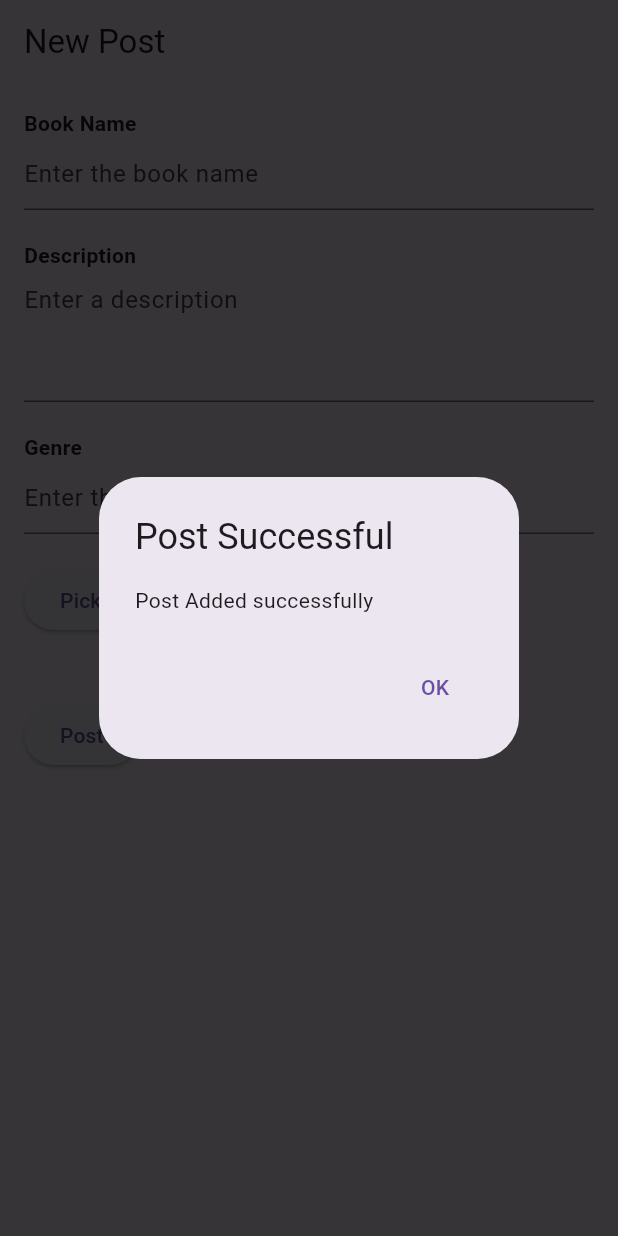
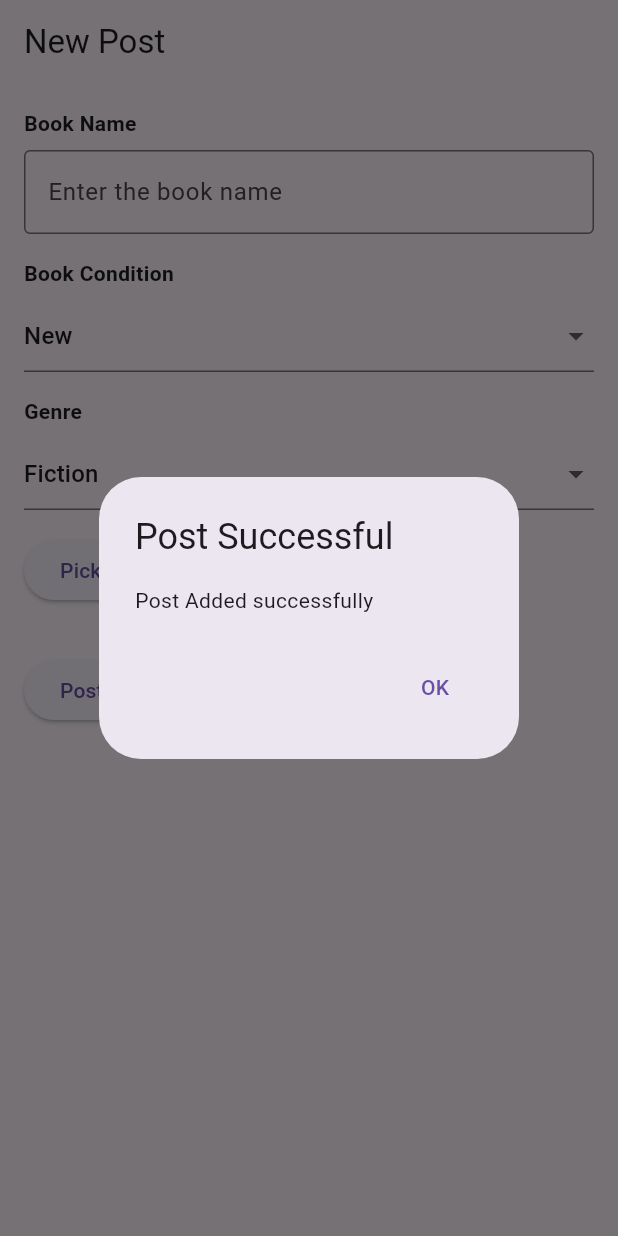
Before and after one commit to haisemishere/LitXChange, a Flutter app: the AddPage screen opened directly, after a tap on "Post", on a phone screen of 412 x 824 dp. Run offline on Flutter 3.47's test engine with Material 3 defaults, Android fonts, the phone set to English and light mode, and no system bars; our stand-ins replace cloud_firestore, firebase_auth, firebase_core, firebase_storage, image_picker; accounts and stored records are empty.

Commit message:
add post front end fixed

```diff
--- a/litxchange/lib/screens/add.dart
+++ b/litxchange/lib/screens/add.dart
@@ -32,9 +32,64 @@ class AddPage extends StatefulWidget {
 
 class _AddPageState extends State<AddPage> {
   final TextEditingController _bookNameController = TextEditingController();
-  final TextEditingController _descriptionController = TextEditingController();
-  final TextEditingController _genreController = TextEditingController();
+  String _selectedCondition = 'New'; // Default selected condition
+  String _selectedGenre = 'Fiction'; // Default selected genre
   File? _image;
+
+  final List<String> _conditionItems = ['New', 'Like New', 'Very Good', 'Good', 'Acceptable'];
+
+  final List<String> _genreItems = [
+    'Fiction',
+    'Non-fiction',
+    'Mystery',
+    'Thriller',
+    'Science Fiction (Sci-Fi)',
+    'Fantasy',
+    'Romance',
+    'Historical Fiction',
+    'Horror',
+    'Adventure',
+    'Crime',
+    'Biography',
+    'Autobiography',
+    'Memoir',
+    'Young Adult (YA)',
+    "Children's",
+    'Comedy',
+    'Satire',
+    'Poetry',
+    'Drama',
+    'Self-help',
+    'Business',
+    'Travel',
+    'Science',
+    'Philosophy',
+    'Psychology',
+    'Religion/Spirituality',
+    'Cookbooks',
+    'Art/Photography',
+    'Graphic Novels/Comics',
+    'Music',
+    'Sports',
+    'Health/Fitness',
+    'Education',
+    'Technology',
+    'Parenting/Family',
+    'LGBTQ+',
+    'Military/War',
+    'Supernatural/Paranormal',
+    'Western',
+    'Urban',
+    'Environmental',
+    'Dystopian',
+    'Utopian',
+    'Post-Apocalyptic',
+    'Steampunk',
+    'Cyberpunk',
+    'Gothic',
+    'Bildungsroman (Coming-of-age)',
+    'Experimental/Avant-Garde',
+  ];
 
   Future<void> _getImage() async {
     final picker = ImagePicker();
@@ -54,7 +109,8 @@ class _AddPageState extends State<AddPage> {
       appBar: AppBar(
         title: Text('New Post'),
       ),
-      body: SingleChildScrollView( // Make the content scrollable
+      body: SingleChildScrollView( // Wrap the entire content with SingleChildScrollView
+        child: Padding(
           padding: EdgeInsets.all(16.0),
           child: Column(
             crossAxisAlignment: CrossAxisAlignment.start,
@@ -63,52 +119,76 @@ class _AddPageState extends State<AddPage> {
                 'Book Name',
                 style: TextStyle(fontWeight: FontWeight.bold),
               ),
+              SizedBox(height: 8),
               TextFormField(
                 controller: _bookNameController,
                 decoration: InputDecoration(
                   hintText: 'Enter the book name',
+                  border: OutlineInputBorder(),
                 ),
               ),
-            SizedBox(height: 20),
+              SizedBox(height: 16),
               Text(
-              'Description',
+                'Book Condition',
                 style: TextStyle(fontWeight: FontWeight.bold),
               ),
-            TextFormField(
-              controller: _descriptionController,
-              maxLines: 3,
-              decoration: InputDecoration(
-                hintText: 'Enter a description',
+              SizedBox(height: 8),
+              DropdownButtonFormField<String>(
+                value: _selectedCondition,
+                onChanged: (newValue) {
+                  setState(() {
+                    _selectedCondition = newValue!;
+                  });
+                },
+                items: _conditionItems.map((condition) {
+                  return DropdownMenuItem<String>(
+                    value: condition,
+                    child: Text(condition),
+                  );
+                }).toList(),
               ),
-            ),
-            SizedBox(height: 20),
+              SizedBox(height: 16),
               Text(
                 'Genre',
                 style: TextStyle(fontWeight: FontWeight.bold),
               ),
-            TextFormField(
-              controller: _genreController,
-              decoration: InputDecoration(
-                hintText: 'Enter the genre',
+              SizedBox(height: 8),
+              DropdownButtonFormField<String>(
+                value: _selectedGenre,
+                onChanged: (newValue) {
+                  setState(() {
+                    _selectedGenre = newValue!;
+                  });
+                },
+                items: _genreItems.map((genre) {
+                  return DropdownMenuItem<String>(
+                    value: genre,
+                    child: Text(genre),
+                  );
+                }).toList(),
               ),
-            ),
-            SizedBox(height: 20),
+              SizedBox(height: 16),
               ElevatedButton(
                 onPressed: _getImage,
                 child: Text('Pick Image'),
               ),
-            SizedBox(height: 20),
+              SizedBox(height: 16),
               _image != null
                   ? Container(
-              // Constrain the size of the image
-              height: 200, // Set a fixed height for the image
-              child: Image.file(_image!, fit: BoxFit.cover), // Adjust the fit as needed
+                height: 200,
+                width: double.infinity,
+                decoration: BoxDecoration(
+                  borderRadius: BorderRadius.circular(8.0),
+                  image: DecorationImage(
+                    image: FileImage(_image!),
+                    fit: BoxFit.cover,
+                  ),
+                ),
               )
-                : SizedBox(height: 2, width: 2),
-            SizedBox(height: 20),
+                  : SizedBox.shrink(),
+              SizedBox(height: 16),
               ElevatedButton(
                 onPressed: () {
-                // Validate and save the form data
                   _savePost();
                 },
                 child: Text('Post'),
@@ -116,39 +196,32 @@ class _AddPageState extends State<AddPage> {
             ],
           ),
         ),
+      ),
     );
   }
-
-  void _savePost() async
-  {
+  void _savePost() async {
     String bookName = _bookNameController.text.trim();
-    String description = _descriptionController.text.trim();
-    String genre = _genreController.text.trim();
-
-    // Initialize imageUrl as null.
+    String condition = _selectedCondition;
+    String genre = _selectedGenre;
     String? imageUrl;
 
     try {
       if (_image != null) {
         final storageRef = FirebaseStorage.instance.ref().child('images/${DateTime.now()}.png');
         final uploadTask = storageRef.putFile(_image!);
-
-        // Await for the upload to complete and then get the download URL.
         await uploadTask;
         imageUrl = await storageRef.getDownloadURL();
       }
 
-      // Proceed to save the post with or without an imageUrl.
       await FirebaseFirestore.instance.collection('posts').add({
         'userId': FirebaseAuth.instance.currentUser!.uid,
         'bookName': bookName,
-        'description': description,
+        'condition': condition,
         'genre': genre,
         'date': DateTime.now(),
-        'imageUrl': imageUrl ?? "", // Use the imageUrl if available; otherwise, use an empty string.
+        'imageUrl': imageUrl ?? '',
       });
 
-      // Show a success dialog
       showDialog(
         context: context,
         builder: (context) => AlertDialog(
@@ -158,10 +231,10 @@ class _AddPageState extends State<AddPage> {
             TextButton(
               onPressed: () {
                 _bookNameController.clear();
-                _descriptionController.clear();
-                _genreController.clear();
                 setState(() {
-                  _image = null; // Reset the image
+                  _selectedCondition = _conditionItems[0];
+                  _selectedGenre = _genreItems[0];
+                  _image = null;
                 });
                 Navigator.of(context).pop();
               },
@@ -171,7 +244,6 @@ class _AddPageState extends State<AddPage> {
         ),
       );
     } catch (error) {
-      // Show an error dialog if anything goes wrong during the upload or Firestore save process.
       showDialog(
         context: context,
         builder: (context) => AlertDialog(
@@ -189,47 +261,5 @@ class _AddPageState extends State<AddPage> {
       );
       print("Error adding post: $error");
     }
-    // Assuming you have a Post model class
-    // This part of the code depends on how you've set up Firestore data model
-    // and might require adjustments based on your Firestore collection structure
-    FirebaseFirestore.instance.collection('posts').add({
-      'userId': FirebaseAuth.instance.currentUser!.uid,
-      'bookName': bookName,
-      'description': description,
-      'genre': genre,
-      'date': DateTime.now(),
-      'imageUrl': imageUrl, // Store the image URL in Firestore
-    }).then((value) => showDialog(
-      context: context,
-      builder: (context) => AlertDialog(
-        title: Text('Post Successful'),
-        content: Text('Post Added successfully'),
-        actions: [
-          TextButton(
-            onPressed: () {
-              _bookNameController.clear();
-              _descriptionController.clear();
-              _genreController.clear();
-              Navigator.of(context).pop();
-            },
-            child: Text('OK'),
-          ),
-        ],
-      ),
-    )).catchError((error) => showDialog(
-      context: context,
-      builder: (context) => AlertDialog(
-        title: Text('Post Failed'),
-        content: Text('Unable to add this post'),
-        actions: [
-          TextButton(
-            onPressed: () {
-              Navigator.of(context).pop();
-            },
-            child: Text('OK'),
-          ),
-        ],
-      ),
-    ));
   }
 }
```
Lines whose indentation alone changed are shown as unchanged.
